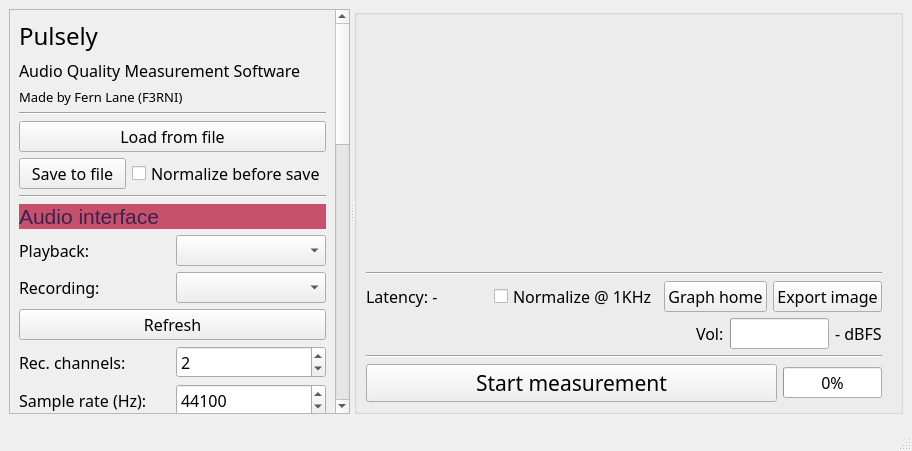
Above: gui.ui from F33RNI/SonicEval before the change. Below: the same form after it.
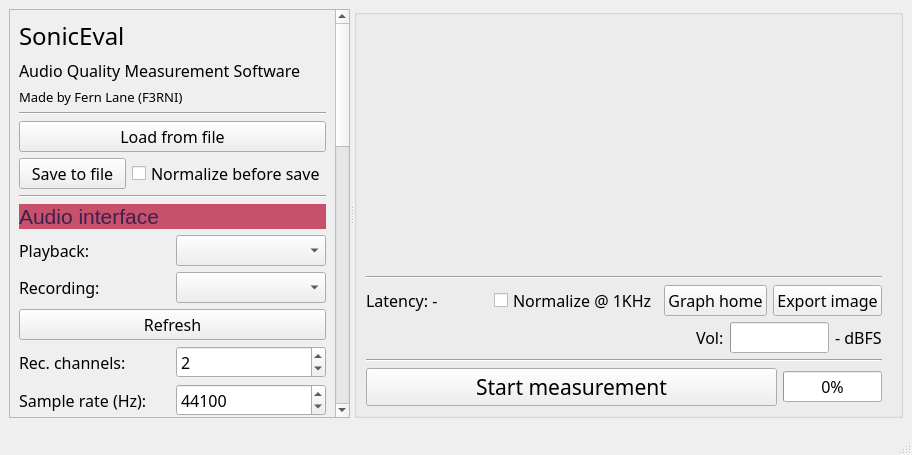
That is the form after the change. Custom widgets are drawn as their Qt base class.

Commit message: Renamed from Pulsely to SonicEval + new distortion measurement method

The edit to the form file:
```diff
--- a/gui.ui
+++ b/gui.ui
@@ -7,7 +7,7 @@
     <x>0</x>
     <y>0</y>
     <width>912</width>
-    <height>451</height>
+    <height>455</height>
    </rect>
   </property>
   <property name="font">
@@ -64,7 +64,7 @@
         <property name="geometry">
          <rect>
           <x>0</x>
-          <y>0</y>
+          <y>-169</y>
           <width>325</width>
           <height>1176</height>
          </rect>
@@ -78,7 +78,7 @@
             </font>
            </property>
            <property name="text">
-            <string>Pulsely</string>
+            <string>SonicEval</string>
            </property>
           </widget>
          </item>
```
Left out of the diff: 2 changed lines with no effect on the pictures. The commit also changes 15 other files.
